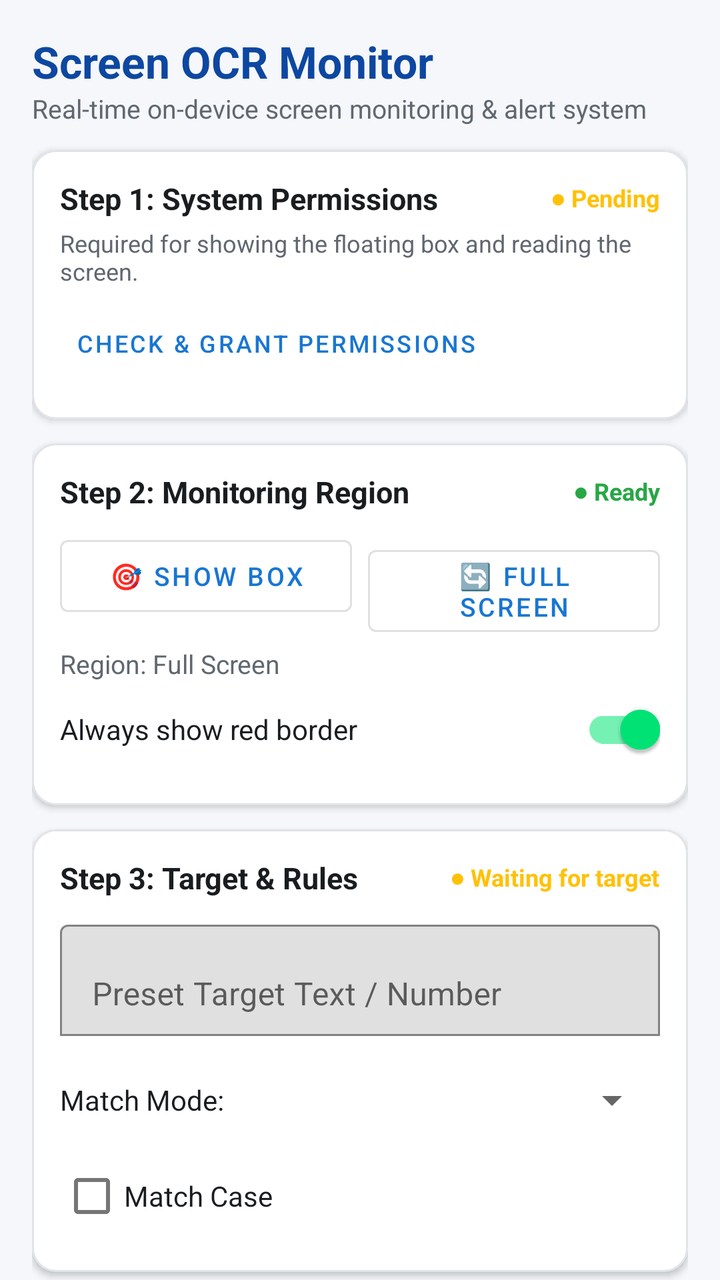
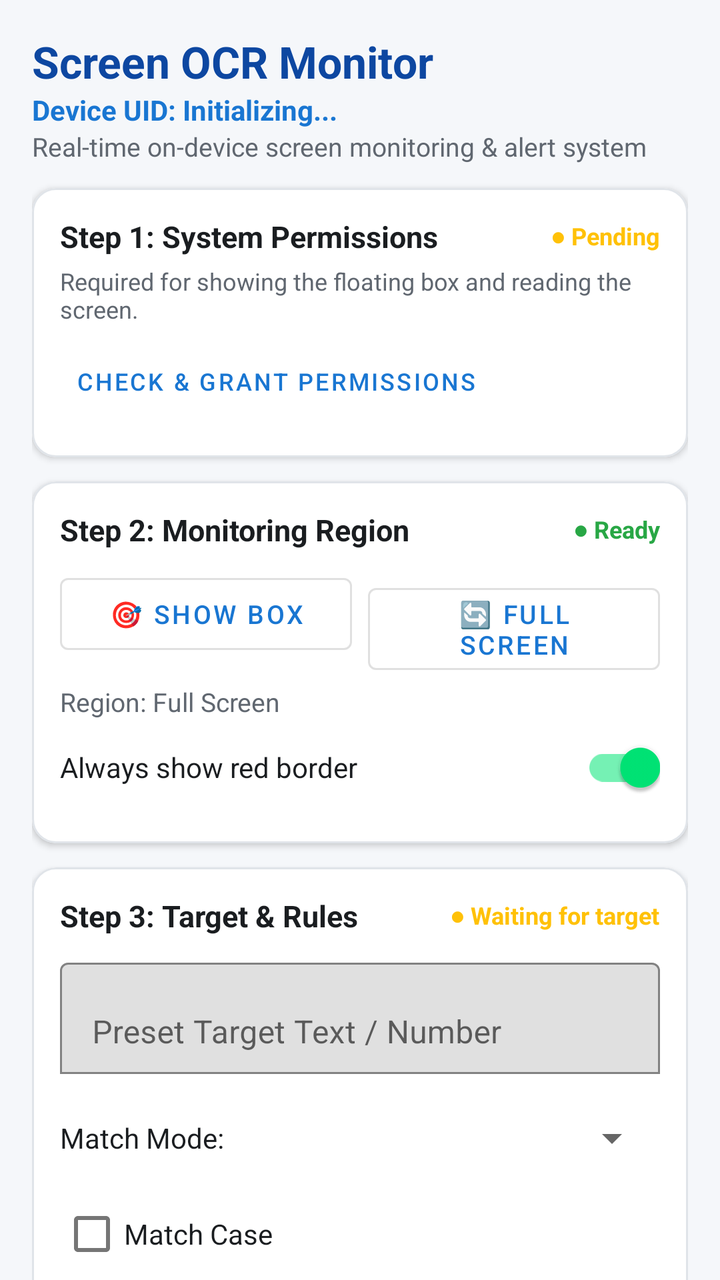

Compare the two renders of this Android layout. The source of the first and the diff that turns it into the second are given below.
<!-- AndroidManifest.xml: application theme Theme.ScreenOCRMonitor -->
<!-- res/layout/activity_main.xml -->
<?xml version="1.0" encoding="utf-8"?>
<androidx.coordinatorlayout.widget.CoordinatorLayout xmlns:android="http://schemas.android.com/apk/res/android"
    xmlns:app="http://schemas.android.com/apk/res-auto"
    android:layout_width="match_parent"
    android:layout_height="match_parent"
    android:background="@color/background">

    <androidx.core.widget.NestedScrollView
        android:layout_width="match_parent"
        android:layout_height="match_parent"
        android:fillViewport="true">

        <LinearLayout
            android:layout_width="match_parent"
            android:layout_height="wrap_content"
            android:orientation="vertical"
            android:padding="16dp">

            
            <TextView
                android:layout_width="match_parent"
                android:layout_height="wrap_content"
                android:text="Screen OCR Monitor"
                android:textColor="@color/primary_dark"
                android:textSize="22sp"
                android:textStyle="bold" />

            <TextView
                android:layout_width="match_parent"
                android:layout_height="wrap_content"
                android:layout_marginBottom="12dp"
                android:text="Real-time on-device screen monitoring &amp; alert system"
                android:textColor="@color/text_secondary"
                android:textSize="13sp" />

            
            <com.google.android.material.card.MaterialCardView
                android:id="@+id/cardStep1"
                android:layout_width="match_parent"
                android:layout_height="wrap_content"
                android:layout_marginBottom="12dp"
                app:cardCornerRadius="12dp"
                app:cardElevation="2dp"
                app:strokeColor="@color/card_border"
                app:strokeWidth="1dp">

                <LinearLayout
                    android:layout_width="match_parent"
                    android:layout_height="wrap_content"
                    android:orientation="vertical"
                    android:padding="14dp">

                    <LinearLayout
                        android:layout_width="match_parent"
                        android:layout_height="wrap_content"
                        android:gravity="center_vertical"
                        android:orientation="horizontal">
                        <TextView
                            android:layout_width="0dp"
                            android:layout_height="wrap_content"
                            android:layout_weight="1"
                            android:text="Step 1: System Permissions"
                            android:textColor="@color/text_primary"
                            android:textSize="15sp"
                            android:textStyle="bold" />
                        <TextView
                            android:id="@+id/tvStep1Status"
                            android:layout_width="wrap_content"
                            android:layout_height="wrap_content"
                            android:text="● Pending"
                            android:textColor="@color/status_pending"
                            android:textSize="12sp"
                            android:textStyle="bold" />
                    </LinearLayout>

                    <TextView
                        android:layout_width="match_parent"
                        android:layout_height="wrap_content"
                        android:layout_marginTop="4dp"
                        android:text="Required for showing the floating box and reading the screen."
                        android:textColor="@color/text_secondary"
                        android:textSize="12sp" />

                    <com.google.android.material.button.MaterialButton
                        android:id="@+id/btnGrantPermissions"
                        style="@style/Widget.MaterialComponents.Button.TextButton"
                        android:layout_width="wrap_content"
                        android:layout_height="wrap_content"
                        android:layout_marginTop="4dp"
                        android:text="Check &amp; Grant Permissions"
                        android:textSize="12sp" />
                </LinearLayout>
            </com.google.android.material.card.MaterialCardView>

            
            <com.google.android.material.card.MaterialCardView
                android:id="@+id/cardStep2"
                android:layout_width="match_parent"
                android:layout_height="wrap_content"
                android:layout_marginBottom="12dp"
                app:cardCornerRadius="12dp"
                app:cardElevation="2dp"
                app:strokeColor="@color/card_border"
                app:strokeWidth="1dp">

                <LinearLayout
                    android:layout_width="match_parent"
                    android:layout_height="wrap_content"
                    android:orientation="vertical"
                    android:padding="14dp">

                    <LinearLayout
                        android:layout_width="match_parent"
                        android:layout_height="wrap_content"
                        android:gravity="center_vertical"
                        android:orientation="horizontal">
                        <TextView
                            android:layout_width="0dp"
                            android:layout_height="wrap_content"
                            android:layout_weight="1"
                            android:text="Step 2: Monitoring Region"
                            android:textColor="@color/text_primary"
                            android:textSize="15sp"
                            android:textStyle="bold" />
                        <TextView
                            android:id="@+id/tvStep2Status"
                            android:layout_width="wrap_content"
                            android:layout_height="wrap_content"
                            android:text="● Ready"
                            android:textColor="@color/status_ok"
                            android:textSize="12sp"
                            android:textStyle="bold" />
                    </LinearLayout>

                    <LinearLayout
                        android:layout_width="match_parent"
                        android:layout_height="wrap_content"
                        android:layout_marginTop="8dp"
                        android:orientation="horizontal">

                        <com.google.android.material.button.MaterialButton
                            android:id="@+id/btnSelectArea"
                            style="@style/Widget.MaterialComponents.Button.OutlinedButton"
                            android:layout_width="0dp"
                            android:layout_height="wrap_content"
                            android:layout_weight="1"
                            android:text="🎯 Show Box"
                            android:textSize="13sp" />

                        <com.google.android.material.button.MaterialButton
                            android:id="@+id/btnResetRegion"
                            style="@style/Widget.MaterialComponents.Button.OutlinedButton"
                            android:layout_width="0dp"
                            android:layout_height="wrap_content"
                            android:layout_marginStart="8dp"
                            android:layout_weight="1"
                            android:text="🔄 Full Screen"
                            android:textSize="13sp" />
                    </LinearLayout>

                    <TextView
                        android:id="@+id/tvRegionStatus"
                        android:layout_width="match_parent"
                        android:layout_height="wrap_content"
                        android:layout_marginTop="6dp"
                        android:text="Region: Full Screen"
                        android:textColor="@color/text_secondary"
                        android:textSize="13sp" />

                    <com.google.android.material.switchmaterial.SwitchMaterial
                        android:id="@+id/switchShowBorder"
                        android:layout_width="match_parent"
                        android:layout_height="wrap_content"
                        android:checked="true"
                        android:text="Always show red border"
                        android:textColor="@color/text_primary" />
                </LinearLayout>
            </com.google.android.material.card.MaterialCardView>

            
            <com.google.android.material.card.MaterialCardView
                android:id="@+id/cardStep3"
                android:layout_width="match_parent"
                android:layout_height="wrap_content"
                android:layout_marginBottom="12dp"
                app:cardCornerRadius="12dp"
                app:cardElevation="2dp"
                app:strokeColor="@color/card_border"
                app:strokeWidth="1dp">

                <LinearLayout
                    android:layout_width="match_parent"
                    android:layout_height="wrap_content"
                    android:orientation="vertical"
                    android:padding="14dp">

                    <LinearLayout
                        android:layout_width="match_parent"
                        android:layout_height="wrap_content"
                        android:gravity="center_vertical"
                        android:orientation="horizontal">
                        <TextView
                            android:layout_width="0dp"
                            android:layout_height="wrap_content"
                            android:layout_weight="1"
                            android:text="Step 3: Target &amp; Rules"
                            android:textColor="@color/text_primary"
                            android:textSize="15sp"
                            android:textStyle="bold" />
                        <TextView
                            android:id="@+id/tvStep3Status"
                            android:layout_width="wrap_content"
                            android:layout_height="wrap_content"
                            android:text="● Waiting for target"
                            android:textColor="@color/status_pending"
                            android:textSize="12sp"
                            android:textStyle="bold" />
                    </LinearLayout>

                    <com.google.android.material.textfield.TextInputLayout
                        android:layout_width="match_parent"
                        android:layout_height="wrap_content"
                        android:layout_marginTop="8dp"
                        android:hint="Preset Target Text / Number"
                        app:boxBackgroundMode="outline">

                        <com.google.android.material.textfield.TextInputEditText
                            android:id="@+id/etPresetTarget"
                            android:layout_width="match_parent"
                            android:layout_height="wrap_content"
                            android:inputType="text" />
                    </com.google.android.material.textfield.TextInputLayout>

                    <LinearLayout
                        android:layout_width="match_parent"
                        android:layout_height="wrap_content"
                        android:layout_marginTop="8dp"
                        android:gravity="center_vertical"
                        android:orientation="horizontal">

                        <TextView
                            android:layout_width="wrap_content"
                            android:layout_height="wrap_content"
                            android:text="Match Mode:"
                            android:textColor="@color/text_primary"
                            android:textSize="14sp" />

                        <Spinner
                            android:id="@+id/spinnerMatchMode"
                            android:layout_width="0dp"
                            android:layout_height="48dp"
                            android:layout_marginStart="8dp"
                            android:layout_weight="1" />
                    </LinearLayout>

                    <com.google.android.material.checkbox.MaterialCheckBox
                        android:id="@+id/cbMatchCase"
                        android:layout_width="wrap_content"
                        android:layout_height="wrap_content"
                        android:text="Match Case"
                        android:textColor="@color/text_primary" />

                    <LinearLayout
                        android:id="@+id/layoutFuzzy"
                        android:layout_width="match_parent"
                        android:layout_height="wrap_content"
                        android:orientation="vertical"
                        android:visibility="gone">

                        <TextView
                            android:id="@+id/tvFuzzyThreshold"
                            android:layout_width="wrap_content"
                            android:layout_height="wrap_content"
                            android:text="Fuzzy Threshold: 80%"
                            android:textColor="@color/text_primary"
                            android:textSize="13sp" />

                        <com.google.android.material.slider.Slider
                            android:id="@+id/sliderFuzzy"
                            android:layout_width="match_parent"
                            android:layout_height="wrap_content"
                            android:value="80"
                            android:valueFrom="50"
                            android:valueTo="100"
                            android:stepSize="1" />
                    </LinearLayout>
                </LinearLayout>
            </com.google.android.material.card.MaterialCardView>

            
            <com.google.android.material.card.MaterialCardView
                android:layout_width="match_parent"
                android:layout_height="wrap_content"
                android:layout_marginBottom="12dp"
                app:cardCornerRadius="12dp"
                app:cardElevation="2dp"
                app:strokeColor="@color/card_border"
                app:strokeWidth="1dp">

                <LinearLayout
                    android:layout_width="match_parent"
                    android:layout_height="wrap_content"
                    android:orientation="vertical"
                    android:padding="14dp">

                    <TextView
                        android:layout_width="wrap_content"
                        android:layout_height="wrap_content"
                        android:text="3. Settings &amp; Alerts"
                        android:textColor="@color/text_primary"
                        android:textSize="15sp"
                        android:textStyle="bold" />

                    
                    <LinearLayout
                        android:layout_width="match_parent"
                        android:layout_height="wrap_content"
                        android:layout_marginTop="8dp"
                        android:orientation="horizontal">

                        <com.google.android.material.textfield.TextInputLayout
                            android:layout_width="0dp"
                            android:layout_height="wrap_content"
                            android:layout_weight="1"
                            android:hint="Interval (s)"
                            app:boxBackgroundMode="outline">

                            <com.google.android.material.textfield.TextInputEditText
                                android:id="@+id/etPollInterval"
                                android:layout_width="match_parent"
                                android:layout_height="wrap_content"
                                android:inputType="numberDecimal"
                                android:text="1.5" />
                        </com.google.android.material.textfield.TextInputLayout>

                        <com.google.android.material.textfield.TextInputLayout
                            android:layout_width="0dp"
                            android:layout_height="wrap_content"
                            android:layout_marginStart="8dp"
                            android:layout_weight="1"
                            android:hint="Cooldown (s)"
                            app:boxBackgroundMode="outline">

                            <com.google.android.material.textfield.TextInputEditText
                                android:id="@+id/etCooldown"
                                android:layout_width="match_parent"
                                android:layout_height="wrap_content"
                                android:inputType="number"
                                android:text="10" />
                        </com.google.android.material.textfield.TextInputLayout>
                    </LinearLayout>

                    <com.google.android.material.checkbox.MaterialCheckBox
                        android:id="@+id/cbSoundAlert"
                        android:layout_width="wrap_content"
                        android:layout_height="wrap_content"
                        android:layout_marginTop="4dp"
                        android:checked="true"
                        android:text="Sound Alert" />

                    <LinearLayout
                        android:layout_width="match_parent"
                        android:layout_height="wrap_content"
                        android:gravity="center_vertical"
                        android:orientation="horizontal">

                        <com.google.android.material.checkbox.MaterialCheckBox
                            android:id="@+id/cbContinuousBeep"
                            android:layout_width="0dp"
                            android:layout_height="wrap_content"
                            android:layout_weight="1"
                            android:text="Beep continuously until stopped" />

                        <com.google.android.material.textfield.TextInputLayout
                            android:layout_width="100dp"
                            android:layout_height="wrap_content"
                            android:hint="Beep (s)"
                            app:boxBackgroundMode="outline">

                            <com.google.android.material.textfield.TextInputEditText
                                android:id="@+id/etBeepInterval"
                                android:layout_width="match_parent"
                                android:layout_height="wrap_content"
                                android:inputType="numberDecimal"
                                android:text="0.8" />
                        </com.google.android.material.textfield.TextInputLayout>
                    </LinearLayout>

                    <com.google.android.material.checkbox.MaterialCheckBox
                        android:id="@+id/cbToastAlert"
                        android:layout_width="wrap_content"
                        android:layout_height="wrap_content"
                        android:checked="true"
                        android:text="Push Notifications" />

                    <com.google.android.material.checkbox.MaterialCheckBox
                        android:id="@+id/cbAlertOnce"
                        android:layout_width="wrap_content"
                        android:layout_height="wrap_content"
                        android:checked="true"
                        android:text="Only alert once per change" />
                </LinearLayout>
            </com.google.android.material.card.MaterialCardView>

            
            <com.google.android.material.card.MaterialCardView
                android:id="@+id/cardStep4"
                android:layout_width="match_parent"
                android:layout_height="wrap_content"
                android:layout_marginBottom="12dp"
                app:cardCornerRadius="12dp"
                app:cardElevation="2dp"
                app:strokeColor="@color/card_border"
                app:strokeWidth="1dp">

                <LinearLayout
                    android:layout_width="match_parent"
                    android:layout_height="wrap_content"
                    android:orientation="vertical"
                    android:padding="14dp">

                    <LinearLayout
                        android:layout_width="match_parent"
                        android:layout_height="wrap_content"
                        android:gravity="center_vertical"
                        android:orientation="horizontal">
                        <TextView
                            android:layout_width="0dp"
                            android:layout_height="wrap_content"
                            android:layout_weight="1"
                            android:text="Step 4: Monitoring Control"
                            android:textColor="@color/text_primary"
                            android:textSize="15sp"
                            android:textStyle="bold" />
                        <TextView
                            android:id="@+id/tvStep4Status"
                            android:layout_width="wrap_content"
                            android:layout_height="wrap_content"
                            android:text="● Stopped"
                            android:textColor="@color/status_error"
                            android:textSize="12sp"
                            android:textStyle="bold" />
                    </LinearLayout>

                    <LinearLayout
                        android:layout_width="match_parent"
                        android:layout_height="wrap_content"
                        android:layout_marginTop="12dp"
                        android:orientation="horizontal">

                        <com.google.android.material.button.MaterialButton
                            android:id="@+id/btnStopAlarm"
                            android:layout_width="0dp"
                            android:layout_height="56dp"
                            android:layout_weight="1"
                            android:backgroundTint="@color/btn_disabled"
                            android:enabled="false"
                            android:text="🔕 SILENCE"
                            android:textColor="#888888"
                            android:textSize="13sp"
                            android:textStyle="bold"
                            app:cornerRadius="10dp" />

                        <com.google.android.material.button.MaterialButton
                            android:id="@+id/btnToggleMonitoring"
                            android:layout_width="0dp"
                            android:layout_height="56dp"
                            android:layout_marginStart="8dp"
                            android:layout_weight="1.5"
                            android:backgroundTint="@color/btn_green"
                            android:text="▶ START MONITORING"
                            android:textColor="#FFFFFF"
                            android:textSize="13sp"
                            android:textStyle="bold"
                            app:cornerRadius="10dp" />
                    </LinearLayout>
                </LinearLayout>
            </com.google.android.material.card.MaterialCardView>

            
            <com.google.android.material.card.MaterialCardView
                android:layout_width="match_parent"
                android:layout_height="wrap_content"
                android:layout_marginBottom="24dp"
                app:cardCornerRadius="12dp"
                app:cardElevation="2dp"
                app:strokeColor="@color/card_border"
                app:strokeWidth="1dp">

                <LinearLayout
                    android:layout_width="match_parent"
                    android:layout_height="wrap_content"
                    android:orientation="vertical"
                    android:padding="14dp">

                    <LinearLayout
                        android:layout_width="match_parent"
                        android:layout_height="wrap_content"
                        android:gravity="center_vertical"
                        android:orientation="horizontal">

                        <TextView
                            android:layout_width="0dp"
                            android:layout_height="wrap_content"
                            android:layout_weight="1"
                            android:text="Step 5: Real-time Log"
                            android:textColor="@color/text_primary"
                            android:textSize="15sp"
                            android:textStyle="bold" />

                        <TextView
                            android:id="@+id/btnClearLogs"
                            android:layout_width="wrap_content"
                            android:layout_height="wrap_content"
                            android:padding="4dp"
                            android:text="Clear"
                            android:textColor="@color/primary"
                            android:textSize="13sp" />
                    </LinearLayout>

                    <ScrollView
                        android:id="@+id/scrollLogs"
                        android:layout_width="match_parent"
                        android:layout_height="180dp"
                        android:layout_marginTop="8dp"
                        android:background="@color/log_bg"
                        android:padding="8dp">

                        <TextView
                            android:id="@+id/tvLogs"
                            android:layout_width="match_parent"
                            android:layout_height="wrap_content"
                            android:fontFamily="monospace"
                            android:text="[Ready] Logs will appear here..."
                            android:textColor="@color/log_text"
                            android:textSize="12sp" />
                    </ScrollView>
                </LinearLayout>
            </com.google.android.material.card.MaterialCardView>

            <com.google.android.material.button.MaterialButton
                android:id="@+id/btnExitApp"
                style="@style/Widget.MaterialComponents.Button.TextButton"
                android:layout_width="match_parent"
                android:layout_height="wrap_content"
                android:layout_marginBottom="32dp"
                android:text="✖ EXIT APP COMPLETELY"
                android:textColor="@color/btn_red"
                android:textSize="14sp"
                android:textStyle="bold" />

        </LinearLayout>
    </androidx.core.widget.NestedScrollView>
</androidx.coordinatorlayout.widget.CoordinatorLayout>
<!-- resources referenced by this layout -->
<resources>
  <color name="background">#F5F7FA</color>
  <color name="btn_disabled">#E0E0E0</color>
  <color name="btn_green">#28A745</color>
  <color name="btn_red">#DC3545</color>
  <color name="card_border">#E0E4E9</color>
  <color name="log_bg">#1E1E1E</color>
  <color name="log_text">#D4D4D4</color>
  <color name="primary">#1976D2</color>
  <color name="primary_dark">#0D47A1</color>
  <color name="status_error">#DC3545</color>
  <color name="status_ok">#28A745</color>
  <color name="status_pending">#FFC107</color>
  <color name="text_primary">#1A1D20</color>
  <color name="text_secondary">#606770</color>
  <style name="Theme.ScreenOCRMonitor" parent="Theme.MaterialComponents.DayNight.NoActionBar">
          <item name="colorPrimary">@color/primary</item>
          <item name="colorPrimaryVariant">@color/primary_dark</item>
          <item name="colorOnPrimary">@android:color/white</item>
          <item name="colorSecondary">@color/accent</item>
          <item name="android:statusBarColor">@color/primary_dark</item>
          <item name="android:windowBackground">@color/background</item>
      </style>
  <color name="accent">#00E676</color>
</resources>

<!-- the commit's change to res/layout/activity_main.xml (unified diff, before → after) -->
@@ -23,6 +23,15 @@
                 android:text="Screen OCR Monitor"
                 android:textColor="@color/primary_dark"
                 android:textSize="22sp"
+                android:textStyle="bold" />
+
+            <TextView
+                android:id="@+id/tvMainUid"
+                android:layout_width="match_parent"
+                android:layout_height="wrap_content"
+                android:text="Device UID: Initializing..."
+                android:textColor="@color/primary"
+                android:textSize="14sp"
                 android:textStyle="bold" />
 
             <TextView
